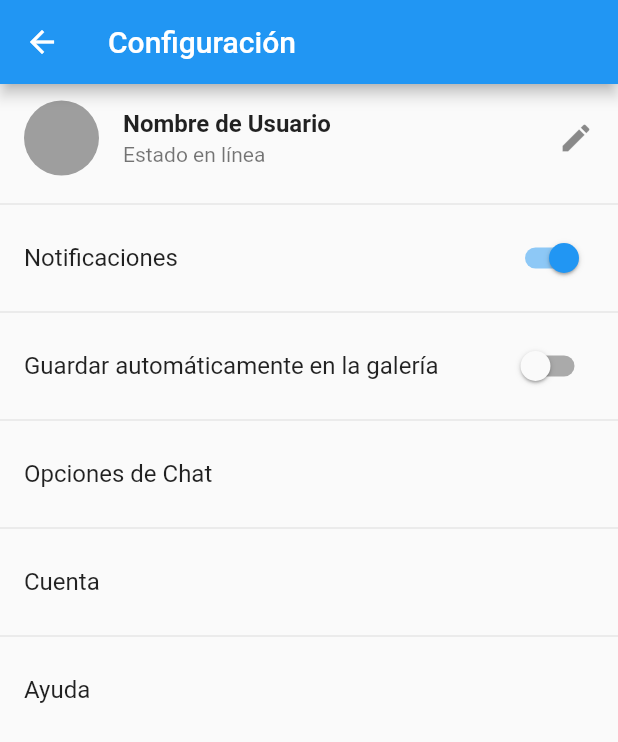
After one commit to Mane64/chatvenenoso, a Flutter app: the ConfiguracionScreen screen opened directly, on a phone screen of 412 x 824 dp. The commit adds this screen. Shown: the top 742 px of the screen. Run offline on Flutter 3.47's test engine with Material 2 defaults, Android fonts, the phone set to English and light mode, and no system bars; our stand-ins replace cached_network_image, cloud_firestore, firebase_auth, firebase_core, flutter_chat_bubble; accounts and stored records are empty.

Commit message:
configuracion

```diff
--- a/lib/Canales.dart
+++ b/lib/Canales.dart
@@ -4,7 +4,7 @@ import 'package:firebase_auth/firebase_auth.dart';
 import 'package:cloud_firestore/cloud_firestore.dart';
 import 'package:uuid/Uuid.dart';
 import 'package:cached_network_image/cached_network_image.dart';
-
+import 'package:chatvenenoso/screens/config_screen.dart';
 import 'Chatscreen.dart';
 
 class ChannelListScreen extends StatefulWidget {
@@ -63,6 +63,8 @@ class _ChannelListScreenState extends State<ChannelListScreen> {
             onSelected: (value) {
               if (value == 'add_channel') {
                 _showAddChannelDialog();
+              } else if (value == 'settings') {
+                _openConfiguracionScreen();
               } else if (value == 'sign_out') {
                 _signOut();
               }
@@ -152,6 +154,13 @@ class _ChannelListScreenState extends State<ChannelListScreen> {
         },
         child: Icon(Icons.chat),
       ),
+    );
+  }
+
+    void _openConfiguracionScreen() {
+    Navigator.push(
+      context,
+      MaterialPageRoute(builder: (context) => ConfiguracionScreen()), // Navegar a la pantalla de configuración
     );
   }
 
--- /dev/null
+++ b/lib/screens/config_screen.dart
@@ -0,0 +1,113 @@
+import 'package:flutter/material.dart';
+import 'package:flutter/widgets.dart';
+
+class ConfiguracionScreen extends StatefulWidget {
+  @override
+  _ConfiguracionScreenState createState() => _ConfiguracionScreenState();
+}
+
+class _ConfiguracionScreenState extends State<ConfiguracionScreen> {
+  bool _notificacionesActivadas = true;
+  bool _guardarAutomaticamente = false;
+
+  @override
+  Widget build(BuildContext context) {
+    return Scaffold(
+      appBar: AppBar(
+        title: Text('Configuración'),
+      ),
+      body: ListView(
+        children: [
+          _buildHeader(),
+          Divider(),
+          _buildNotificaciones(),
+          Divider(),
+          _buildGuardarAutomaticamente(),
+          Divider(),
+          _buildOpcionesChat(),
+          Divider(),
+          _buildCuenta(),
+          Divider(),
+          _buildAyuda(),
+        ],
+      ),
+    );
+  }
+
+  Widget _buildHeader() {
+    return ListTile(
+      leading: CircleAvatar(
+        // Agrega la imagen del perfil aquí
+        radius: 25,
+        backgroundColor: Colors.grey, // Puedes cambiar el color de fondo
+      ),
+      title: Text(
+        'Nombre de Usuario',
+        style: TextStyle(fontSize: 16, fontWeight: FontWeight.bold),
+      ),
+      subtitle: Text('Estado en línea'),
+      trailing: Icon(Icons.edit), // Icono para editar perfil
+      onTap: () {
+        // Acción cuando se toca el encabezado del perfil
+      },
+    );
+  }
+
+   Widget _buildNotificaciones() {
+    return ListTile(
+      title: Text('Notificaciones'),
+      trailing: Switch(
+        value: _notificacionesActivadas,
+        onChanged: (value) {
+          setState(() {
+            _notificacionesActivadas = value;
+          });
+        },
+      ),
+    );
+  }
+
+  Widget _buildGuardarAutomaticamente() {
+    return ListTile(
+      title: Text('Guardar automáticamente en la galería'),
+      trailing: Switch(
+        value: _guardarAutomaticamente,
+        onChanged: (value) {
+          setState(() {
+            _guardarAutomaticamente = value;
+          });
+        },
+      ),
+    );
+  }
+
+  Widget _buildOpcionesChat() {
+    return ListTile(
+      title: Text('Opciones de Chat'),
+      onTap: () {
+        // Acción cuando se toca la opción de chat
+      },
+    );
+  }
+
+  Widget _buildCuenta() {
+    return ListTile(
+      title: Text('Cuenta'),
+      onTap: () {
+        // Acción cuando se toca la opción de cuenta
+      },
+    );
+  }
+
+  Widget _buildAyuda() {
+    return ListTile(
+      title: Text('Ayuda'),
+      onTap: () {
+        // Acción cuando se toca la opción de ayuda
+      },
+    );
+  }
+
+  // Agrega más métodos _build para las otras secciones de ajustes
+
+}
```
